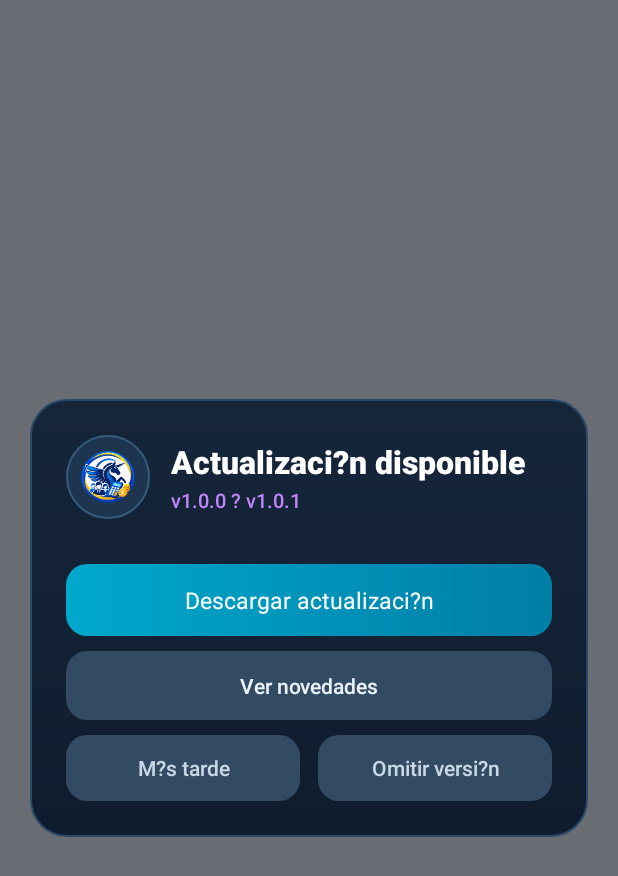
After one commit to kakycu/TransNuBeT, an Android app: the layout dialog_app_update.xml on its own in the app's theme, with its tools: preview values and no code run, on a phone screen of 412 x 824 dp. The commit adds this screen. Shown: the top 876 px of the screen. Run offline under Robolectric (Android 15) with nearby library versions, the phone set to English and light mode, and no system bars.

Commit message:
Mejorar dialogo de actualizacion APK y ajustar releases
- Reemplaza el AlertDialog de actualizacion por un dialogo personalizado con layout XML, mostrando Rev., fecha, tamano, novedades/correcciones desde version.json, aviso required/minSupported y boton Ver novedades.

- Cambia visualizacion de versionCode de Codigo a Rev. en releases e index.

- Ajusta UI de releases: breadcrumbs sticky/hover, checkmarks, topbar, hero, reg mark y opcion Contacto.

- Elimina asset APK redundante release.html (se mantiene releases.html).

```diff
--- /dev/null
+++ b/android-apk/app/src/main/res/drawable/bg_update_chip.xml
@@ -0,0 +1,6 @@
+<?xml version="1.0" encoding="utf-8"?>
+<shape xmlns:android="http://schemas.android.com/apk/res/android" android:shape="rectangle">
+    <solid android:color="#1A3550" />
+    <corners android:radius="999dp" />
+    <stroke android:width="1dp" android:color="#2E5A78" />
+</shape>
--- /dev/null
+++ b/android-apk/app/src/main/res/layout/dialog_app_update.xml
@@ -0,0 +1,207 @@
+<?xml version="1.0" encoding="utf-8"?>
+<FrameLayout xmlns:android="http://schemas.android.com/apk/res/android"
+    android:layout_width="match_parent"
+    android:layout_height="match_parent"
+    android:background="#99050B14"
+    android:padding="20dp">
+
+    <LinearLayout
+        android:layout_width="match_parent"
+        android:layout_height="wrap_content"
+        android:layout_gravity="center"
+        android:background="@drawable/bg_offline_card"
+        android:orientation="vertical"
+        android:padding="24dp">
+
+        <LinearLayout
+            android:layout_width="match_parent"
+            android:layout_height="wrap_content"
+            android:gravity="center_vertical"
+            android:orientation="horizontal">
+
+            <FrameLayout
+                android:layout_width="56dp"
+                android:layout_height="56dp"
+                android:background="@drawable/bg_offline_icon"
+                android:padding="10dp">
+
+                <ImageView
+                    android:layout_width="match_parent"
+                    android:layout_height="match_parent"
+                    android:contentDescription="@string/app_name"
+                    android:scaleType="fitCenter"
+                    android:src="@mipmap/ic_launcher_round" />
+            </FrameLayout>
+
+            <LinearLayout
+                android:layout_width="0dp"
+                android:layout_height="wrap_content"
+                android:layout_marginStart="14dp"
+                android:layout_weight="1"
+                android:orientation="vertical">
+
+                <TextView
+                    android:id="@+id/updateTitle"
+                    android:layout_width="wrap_content"
+                    android:layout_height="wrap_content"
+                    android:fontFamily="sans-serif-black"
+                    android:text="Actualizaci?n disponible"
+                    android:textColor="#FFFFFF"
+                    android:textSize="21sp" />
+
+                <TextView
+                    android:id="@+id/updateVersions"
+                    android:layout_width="wrap_content"
+                    android:layout_height="wrap_content"
+                    android:layout_marginTop="2dp"
+                    android:fontFamily="sans-serif-medium"
+                    android:text="v1.0.0 ? v1.0.1"
+                    android:textColor="#C084FC"
+                    android:textSize="13sp" />
+            </LinearLayout>
+        </LinearLayout>
+
+        <TextView
+            android:id="@+id/updateSummary"
+            android:layout_width="match_parent"
+            android:layout_height="wrap_content"
+            android:layout_marginTop="14dp"
+            android:fontFamily="sans-serif-medium"
+            android:lineSpacingExtra="3dp"
+            android:textColor="#B8C7D9"
+            android:textSize="14sp"
+            android:visibility="gone" />
+
+        <LinearLayout
+            android:id="@+id/updateMetaRow"
+            android:layout_width="match_parent"
+            android:layout_height="wrap_content"
+            android:layout_marginTop="12dp"
+            android:orientation="horizontal">
+
+            <TextView
+                android:id="@+id/updateSize"
+                android:layout_width="wrap_content"
+                android:layout_height="wrap_content"
+                android:background="@drawable/bg_update_chip"
+                android:fontFamily="sans-serif-medium"
+                android:paddingStart="10dp"
+                android:paddingTop="5dp"
+                android:paddingEnd="10dp"
+                android:paddingBottom="5dp"
+                android:textColor="#9ADCF0"
+                android:textSize="12sp"
+                android:visibility="gone" />
+
+            <TextView
+                android:id="@+id/updateDate"
+                android:layout_width="wrap_content"
+                android:layout_height="wrap_content"
+                android:layout_marginStart="8dp"
+                android:background="@drawable/bg_update_chip"
+                android:fontFamily="sans-serif-medium"
+                android:paddingStart="10dp"
+                android:paddingTop="5dp"
+                android:paddingEnd="10dp"
+                android:paddingBottom="5dp"
+                android:textColor="#9ADCF0"
+                android:textSize="12sp"
+                android:visibility="gone" />
+        </LinearLayout>
+
+        <TextView
+            android:id="@+id/updateRequired"
+            android:layout_width="match_parent"
+            android:layout_height="wrap_content"
+            android:layout_marginTop="10dp"
+            android:fontFamily="sans-serif-medium"
+            android:text="Esta actualizaci?n es necesaria para continuar."
+            android:textColor="#FCA5A5"
+            android:textSize="13sp"
+            android:visibility="gone" />
+
+        <ScrollView
+            android:id="@+id/updateChangesScroll"
+            android:layout_width="match_parent"
+            android:layout_height="wrap_content"
+            android:layout_marginTop="12dp"
+            android:fillViewport="false"
+            android:maxHeight="220dp"
+            android:visibility="gone">
+
+            <LinearLayout
+                android:id="@+id/updateChangesContainer"
+                android:layout_width="match_parent"
+                android:layout_height="wrap_content"
+                android:orientation="vertical" />
+        </ScrollView>
+
+        <TextView
+            android:id="@+id/updateMinSupported"
+            android:layout_width="match_parent"
+            android:layout_height="wrap_content"
+            android:layout_marginTop="10dp"
+            android:fontFamily="sans-serif"
+            android:textColor="#94A3B8"
+            android:textSize="12sp"
+            android:visibility="gone" />
+
+        <TextView
+            android:id="@+id/btnUpdateDownload"
+            android:layout_width="match_parent"
+            android:layout_height="48dp"
+            android:layout_marginTop="18dp"
+            android:background="@drawable/bg_offline_button"
+            android:fontFamily="sans-serif-bold"
+            android:gravity="center"
+            android:text="Descargar actualizaci?n"
+            android:textColor="#FFFFFF"
+            android:textSize="15sp" />
+
+        <TextView
+            android:id="@+id/btnUpdateNotes"
+            android:layout_width="match_parent"
+            android:layout_height="46dp"
+            android:layout_marginTop="10dp"
+            android:background="@drawable/bg_offline_button_secondary"
+            android:fontFamily="sans-serif-medium"
+            android:gravity="center"
+            android:text="Ver novedades"
+            android:textColor="#EAF2FA"
+            android:textSize="14sp" />
+
+        <LinearLayout
+            android:id="@+id/updateSecondaryRow"
+            android:layout_width="match_parent"
+            android:layout_height="wrap_content"
+            android:layout_marginTop="10dp"
+            android:orientation="horizontal">
+
+            <TextView
+                android:id="@+id/btnUpdateLater"
+                android:layout_width="0dp"
+                android:layout_height="44dp"
+                android:layout_marginEnd="6dp"
+                android:layout_weight="1"
+                android:background="@drawable/bg_offline_button_secondary"
+                android:fontFamily="sans-serif-medium"
+                android:gravity="center"
+                android:text="M?s tarde"
+                android:textColor="#C9D8E6"
+                android:textSize="14sp" />
+
+            <TextView
+                android:id="@+id/btnUpdateSkip"
+                android:layout_width="0dp"
+                android:layout_height="44dp"
+                android:layout_marginStart="6dp"
+                android:layout_weight="1"
+                android:background="@drawable/bg_offline_button_secondary"
+                android:fontFamily="sans-serif-medium"
+                android:gravity="center"
+                android:text="Omitir versi?n"
+                android:textColor="#C9D8E6"
+                android:textSize="14sp" />
+        </LinearLayout>
+    </LinearLayout>
+</FrameLayout>
```
Also changed, not shown: android-apk/app/src/main/java/com/unicorniosoftware/app/MainActivity.kt (+153 -26 lines), 5 other files.
